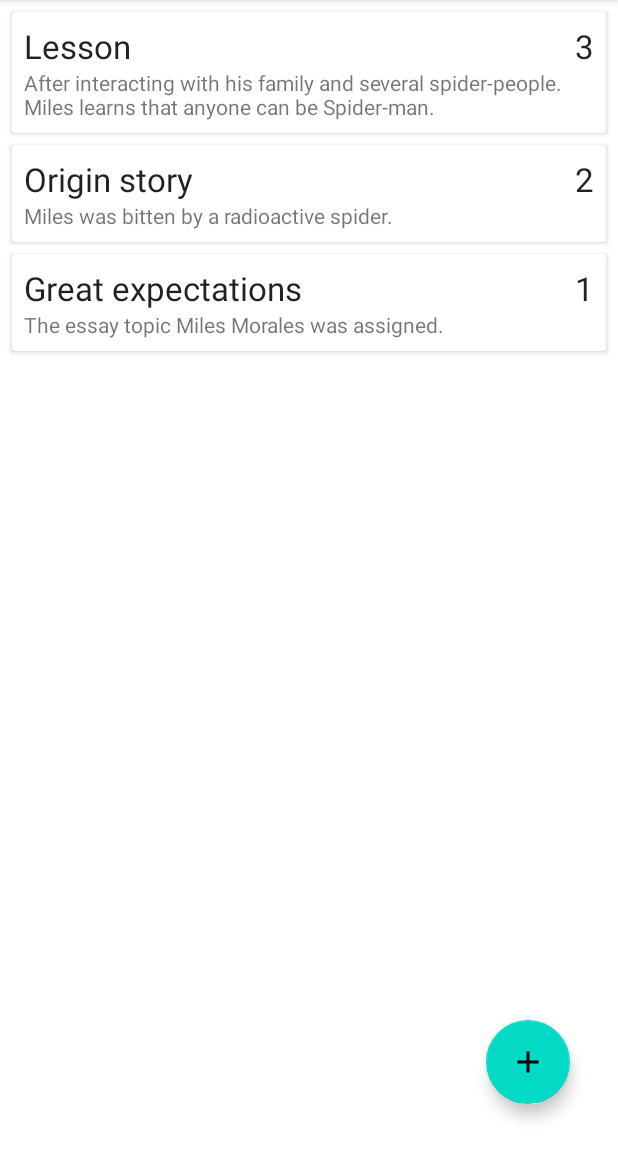
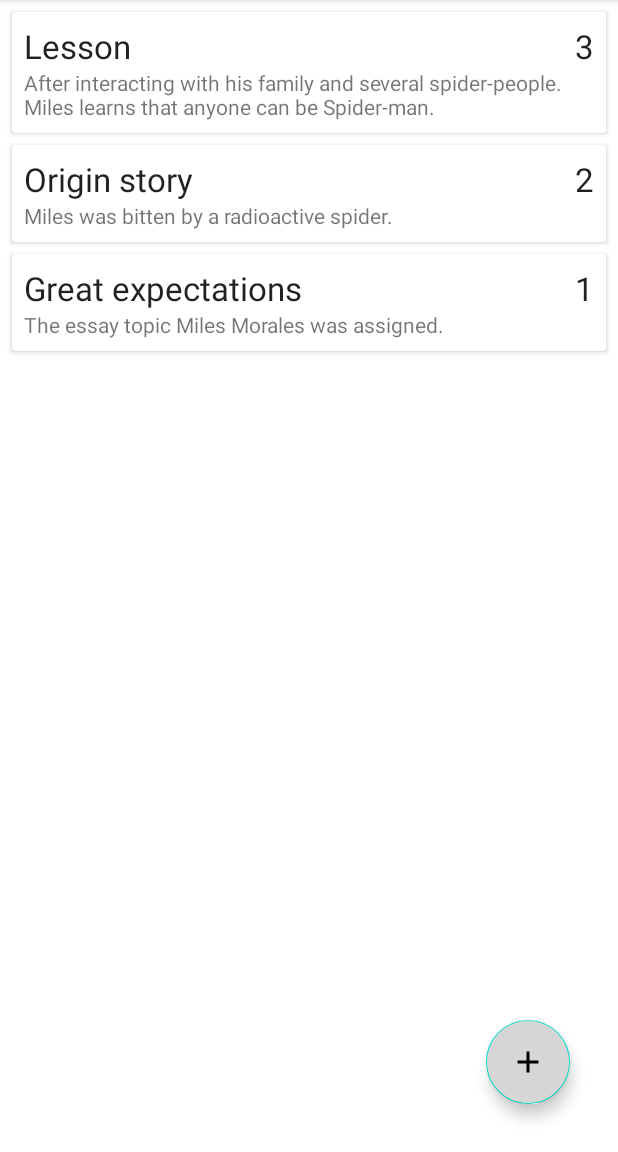
Before and after one commit to MfundoZA/MyNotes, an Android app: the screen it shows after launch (MainActivity), on a phone screen of 412 x 824 dp, the part 84-1236 px from its top. Run offline under Robolectric (Android 15) with nearby library versions, the phone set to English and light mode, and no system bars; our stand-ins replace Room's generated code.

Commit message:
Added FloatingActionButton

```diff
--- a/app/src/main/res/layout/activity_main.xml
+++ b/app/src/main/res/layout/activity_main.xml
@@ -19,8 +19,9 @@
         android:id="@+id/fabAddNote"
         android:layout_width="wrap_content"
         android:layout_height="wrap_content"
+        android:layout_gravity="bottom|end"
+        android:layout_margin="32dp"
         android:src="@drawable/ic_add"
-        android:layout_gravity="bottom|end"
-        android:layout_margin="32dp" />
+        android:backgroundTint="@color/light_md_secondary"/>
 
 </androidx.coordinatorlayout.widget.CoordinatorLayout>
```
Also changed, not shown: app/src/main/java/com/mfundoza/mynotes/AddNoteActivity.java (+11 -2 lines).
